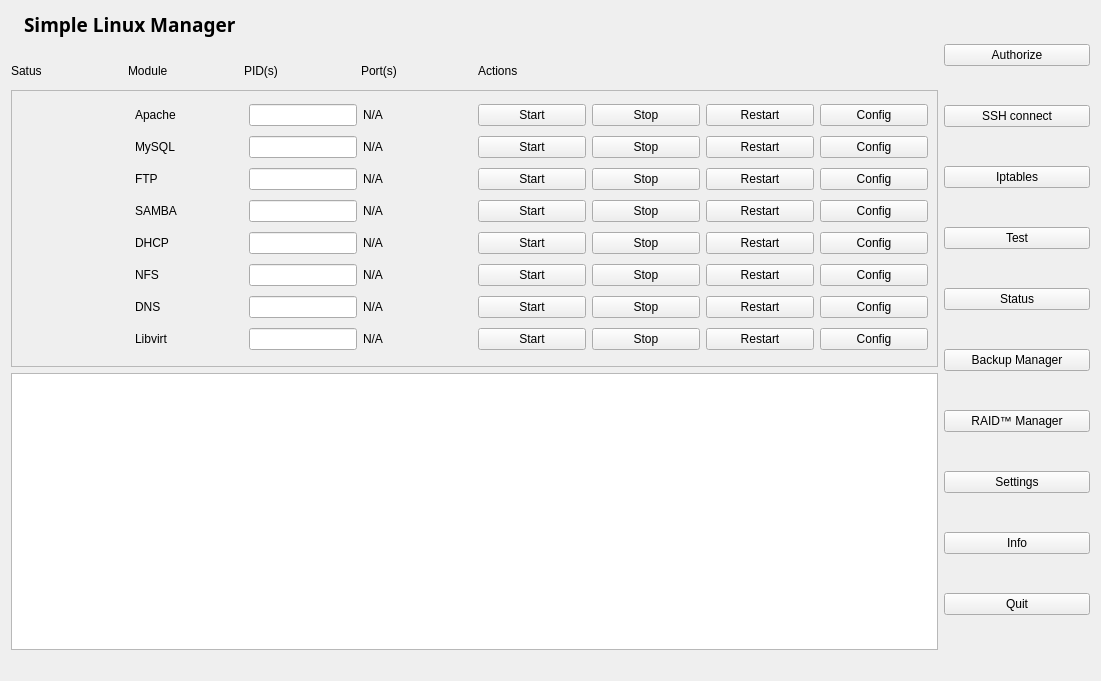
The window that main_widget.ui (kubekpop/slm) describes before a commit, drawn with Qt 5.
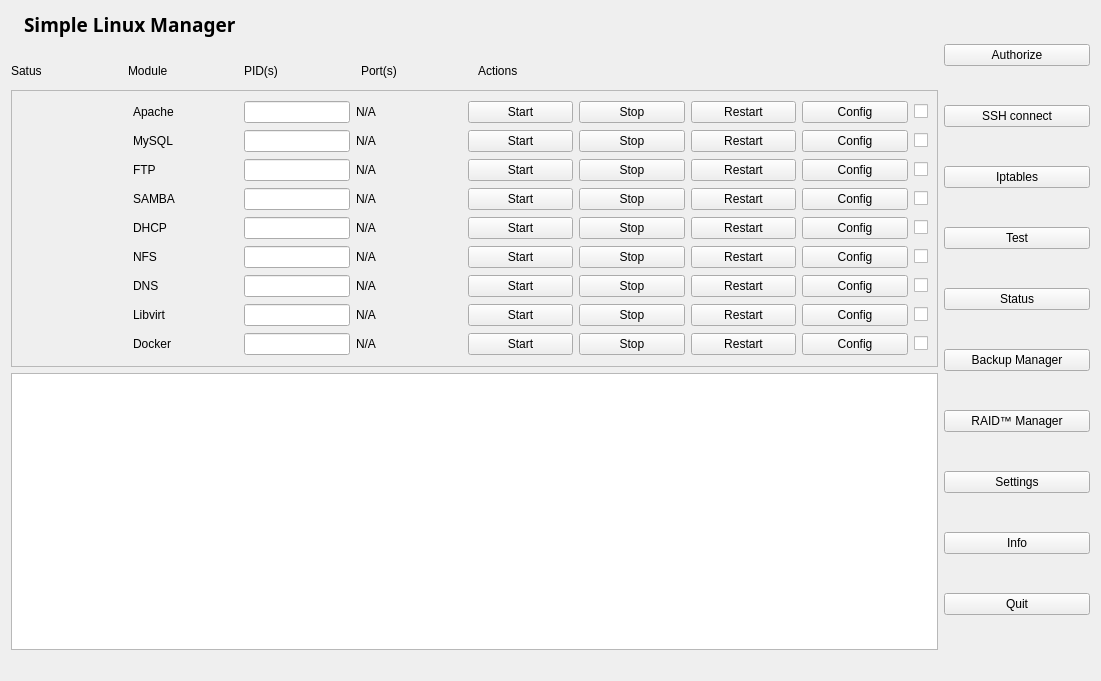
The same window after the commit. Icons and pictures are not drawn.

Diff of the .ui file:
```diff
--- a/main_widget.ui
+++ b/main_widget.ui
@@ -210,8 +210,8 @@
          <rect>
           <x>0</x>
           <y>0</y>
-          <width>931</width>
-          <height>342</height>
+          <width>927</width>
+          <height>276</height>
          </rect>
         </property>
         <layout class="QVBoxLayout" name="verticalLayout">
@@ -291,6 +291,19 @@
              </property>
             </widget>
            </item>
+           <item>
+            <widget class="QCheckBox" name="apache_enable">
+             <property name="sizePolicy">
+              <sizepolicy hsizetype="Maximum" vsizetype="Fixed">
+               <horstretch>0</horstretch>
+               <verstretch>0</verstretch>
+              </sizepolicy>
+             </property>
+             <property name="text">
+              <string/>
+             </property>
+            </widget>
+           </item>
           </layout>
          </item>
          <item>
@@ -360,6 +373,19 @@
              </property>
             </widget>
            </item>
+           <item>
+            <widget class="QCheckBox" name="mysql_enable">
+             <property name="sizePolicy">
+              <sizepolicy hsizetype="Maximum" vsizetype="Fixed">
+               <horstretch>0</horstretch>
+               <verstretch>0</verstretch>
+              </sizepolicy>
+             </property>
+             <property name="text">
+              <string/>
+             </property>
+            </widget>
+           </item>
           </layout>
          </item>
          <item>
@@ -429,6 +455,19 @@
              </property>
             </widget>
            </item>
+           <item>
+            <widget class="QCheckBox" name="ftp_enable">
+             <property name="sizePolicy">
+              <sizepolicy hsizetype="Maximum" vsizetype="Fixed">
+               <horstretch>0</horstretch>
+               <verstretch>0</verstretch>
+              </sizepolicy>
+             </property>
+             <property name="text">
+              <string/>
+             </property>
+            </widget>
+           </item>
           </layout>
          </item>
          <item>
@@ -498,6 +537,19 @@
              </property>
             </widget>
            </item>
+           <item>
+            <widget class="QCheckBox" name="samba_enable">
+             <property name="sizePolicy">
+              <sizepolicy hsizetype="Maximum" vsizetype="Fixed">
+               <horstretch>0</horstretch>
+               <verstretch>0</verstretch>
+              </sizepolicy>
+             </property>
+             <property name="text">
+              <string/>
+             </property>
+            </widget>
+           </item>
           </layout>
          </item>
          <item>
@@ -567,6 +619,19 @@
              </property>
             </widget>
            </item>
+           <item>
+            <widget class="QCheckBox" name="dhcp_enable">
+             <property name="sizePolicy">
+              <sizepolicy hsizetype="Maximum" vsizetype="Fixed">
+               <horstretch>0</horstretch>
+               <verstretch>0</verstretch>
+              </sizepolicy>
+             </property>
+             <property name="text">
+              <string/>
+             </property>
+            </widget>
+           </item>
           </layout>
          </item>
          <item>
@@ -633,6 +698,19 @@
              </property>
             </widget>
            </item>
+           <item>
+            <widget class="QCheckBox" name="nfs_enable">
+             <property name="sizePolicy">
+              <sizepolicy hsizetype="Maximum" vsizetype="Fixed">
+               <horstretch>0</horstretch>
+               <verstretch>0</verstretch>
+              </sizepolicy>
+             </property>
+             <property name="text">
+              <string/>
+             </property>
+            </widget>
+           </item>
           </layout>
          </item>
          <item>
@@ -699,6 +777,19 @@
              </property>
             </widget>
            </item>
+           <item>
+            <widget class="QCheckBox" name="dns_enable">
+             <property name="sizePolicy">
+              <sizepolicy hsizetype="Maximum" vsizetype="Fixed">
+               <horstretch>0</horstretch>
+               <verstretch>0</verstretch>
+              </sizepolicy>
+             </property>
+             <property name="text">
+              <string/>
+             </property>
+            </widget>
+           </item>
           </layout>
          </item>
          <item>
@@ -765,8 +856,104 @@
              </property>
             </widget>
            </item>
+           <item>
+            <widget class="QCheckBox" name="qemu_enable">
+             <property name="sizePolicy">
+              <sizepolicy hsizetype="Maximum" vsizetype="Fixed">
+               <horstretch>0</horstretch>
+               <verstretch>0</verstretch>
+              </sizepolicy>
+             </property>
+             <property name="text">
+              <string/>
+             </property>
+            </widget>
+           </item>
           </layout>
          </item>
+         
+         <item>
+          <layout class="QHBoxLayout" name="horizontalLayout_4">
+           <item>
+            <widget class="QLabel" name="docker_status">
+             <property name="text">
+              <string/>
+             </property>
+            </widget>
+           </item>
+           <item>
+            <widget class="QLabel" name="docker_label">
+             <property name="text">
+              <string>Docker</string>
+             </property>
+            </widget>
+           </item>
+           <item>
+            <widget class="QLineEdit" name="docker_pids">
+             <property name="sizePolicy">
+              <sizepolicy hsizetype="Ignored" vsizetype="Fixed">
+               <horstretch>0</horstretch>
+               <verstretch>0</verstretch>
+              </sizepolicy>
+             </property>
+             <property name="readOnly">
+              <bool>true</bool>
+             </property>
+            </widget>
+           </item>
+           <item>
+            <widget class="QLabel" name="docker_ports">
+             <property name="text">
+              <string>N/A</string>
+             </property>
+            </widget>
+           </item>
+           <item>
+            <widget class="QPushButton" name="docker_start">
+             <property name="text">
+              <string>Start</string>
+             </property>
+            </widget>
+           </item>
+           <item>
+            <widget class="QPushButton" name="docker_stop">
+             <property name="text">
+              <string>Stop</string>
+             </property>
+            </widget>
+           </item>
+           <item>
+            <widget class="QPushButton" name="docker_restart">
+             <property name="text">
+              <string>Restart</string>
+             </property>
+            </widget>
+           </item>
+           <item>
+            <widget class="QPushButton" name="docker_config">
+             <property name="text">
+              <string>Config</string>
+             </property>
+            </widget>
+           </item>
+           <item>
+            <widget class="QCheckBox" name="docker_enable">
+             <property name="sizePolicy">
+              <sizepolicy hsizetype="Maximum" vsizetype="Fixed">
+               <horstretch>0</horstretch>
+               <verstretch>0</verstretch>
+              </sizepolicy>
+             </property>
+             <property name="text">
+              <string/>
+             </property>
+            </widget>
+           </item>
+          </layout>
+         </item>
+         
+         
+         
         </layout>
        </widget>
       </widget>
```
